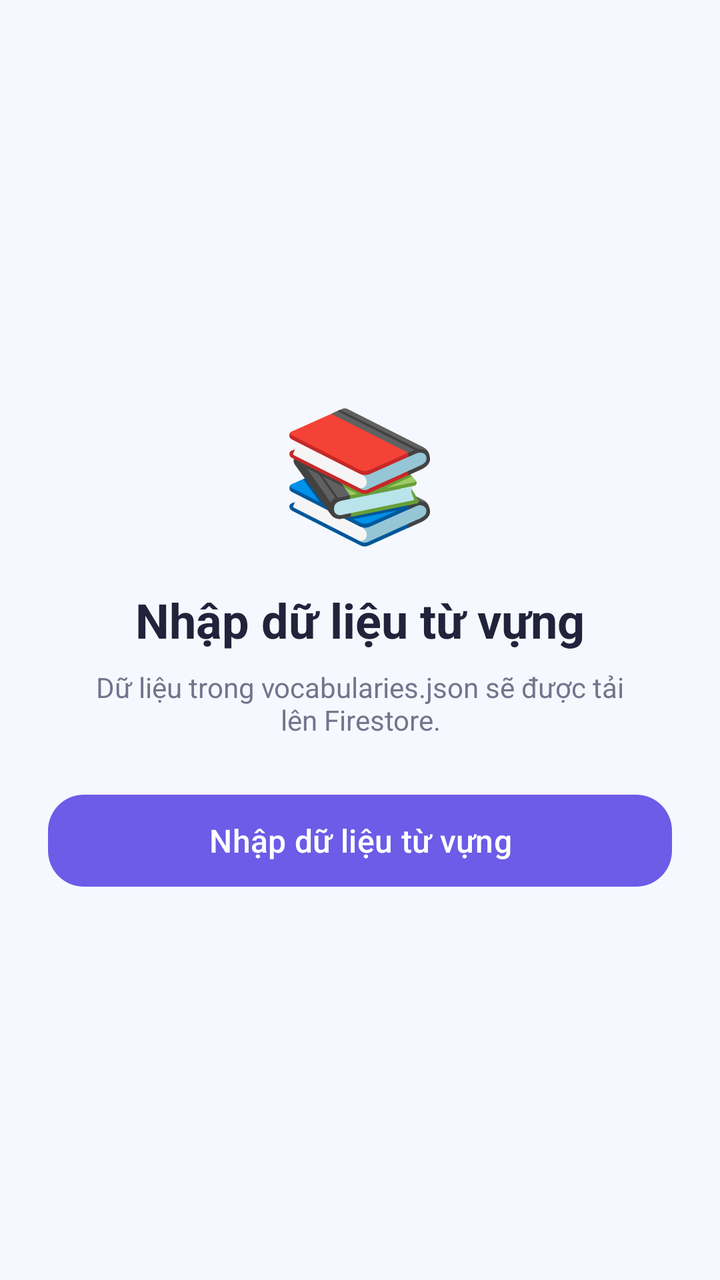
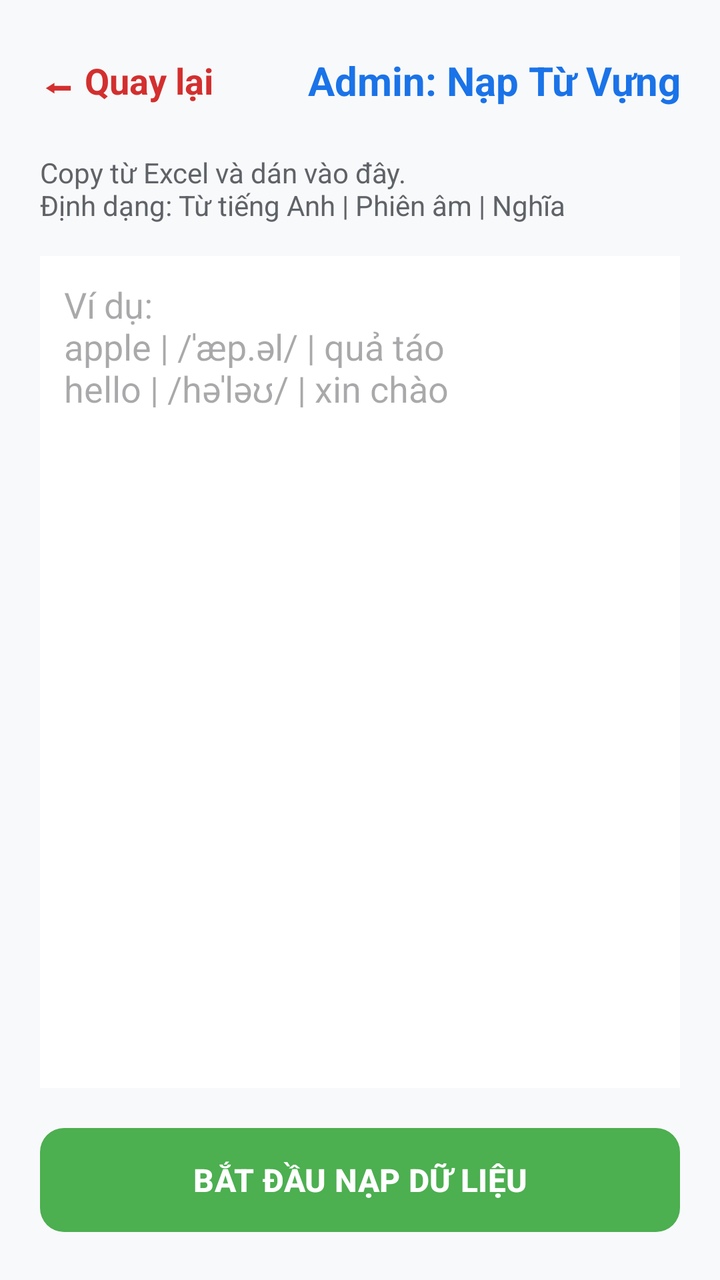

The first picture is an Android layout as it rendered before a commit; the second is the same layout after the commit. The layout source and the unified diff follow.
<!-- AndroidManifest.xml: application theme Theme.EnglishAI -->
<!-- res/layout/activity_import_vocabulary.xml -->
<?xml version="1.0" encoding="utf-8"?>
<LinearLayout xmlns:android="http://schemas.android.com/apk/res/android"
    xmlns:app="http://schemas.android.com/apk/res-auto"
    android:layout_width="match_parent"
    android:layout_height="match_parent"
    android:background="#F6F8FF"
    android:gravity="center"
    android:orientation="vertical"
    android:padding="24dp">

    <TextView
        android:layout_width="wrap_content"
        android:layout_height="wrap_content"
        android:text="📚"
        android:textSize="64sp" />

    <TextView
        android:layout_width="wrap_content"
        android:layout_height="wrap_content"
        android:layout_marginTop="16dp"
        android:text="Nhập dữ liệu từ vựng"
        android:textColor="#20233A"
        android:textSize="24sp"
        android:textStyle="bold" />

    <TextView
        android:layout_width="280dp"
        android:layout_height="wrap_content"
        android:layout_marginTop="8dp"
        android:gravity="center"
        android:text="Dữ liệu trong vocabularies.json sẽ được tải lên Firestore."
        android:textColor="#72758C"
        android:textSize="14sp" />

    <com.google.android.material.button.MaterialButton
        android:id="@+id/btnImportVocabulary"
        android:layout_width="match_parent"
        android:layout_height="54dp"
        android:layout_marginTop="24dp"
        android:text="Nhập dữ liệu từ vựng"
        android:textAllCaps="false"
        android:textSize="16sp"
        app:backgroundTint="#6C5CE7"
        app:cornerRadius="18dp" />

</LinearLayout>
<!-- resources referenced by this layout -->
<resources>
  <style name="Theme.EnglishAI" parent="Base.Theme.EnglishAI" />
  <style name="Base.Theme.EnglishAI" parent="Theme.Material3.DayNight.NoActionBar">
          
          
      </style>
</resources>

<!-- the commit's change to res/layout/activity_import_vocabulary.xml (unified diff, before → after) -->
@@ -3,44 +3,74 @@
     xmlns:app="http://schemas.android.com/apk/res-auto"
     android:layout_width="match_parent"
     android:layout_height="match_parent"
-    android:background="#F6F8FF"
-    android:gravity="center"
     android:orientation="vertical"
-    android:padding="24dp">
+    android:padding="20dp"
+    android:paddingTop="50dp"
+    android:background="#F8F9FA"
+    android:fitsSystemWindows="true">
+
+    
+    <LinearLayout
+        android:layout_width="match_parent"
+        android:layout_height="wrap_content"
+        android:orientation="horizontal"
+        android:gravity="center_vertical"
+        android:layout_marginBottom="16dp">
+
+        <TextView
+            android:id="@+id/btnBack"
+            android:layout_width="wrap_content"
+            android:layout_height="wrap_content"
+            android:text="⬅ Quay lại"
+            android:textSize="18sp"
+            android:textColor="#D32F2F"
+            android:textStyle="bold"
+            android:paddingEnd="16dp"
+            android:paddingTop="8dp"
+            android:paddingBottom="8dp"
+            android:clickable="true"
+            android:focusable="true"
+            android:background="?attr/selectableItemBackground"/>
+
+        <TextView
+            android:layout_width="0dp"
+            android:layout_height="wrap_content"
+            android:layout_weight="1"
+            android:text="Admin: Nạp Từ Vựng"
+            android:textSize="20sp"
+            android:textStyle="bold"
+            android:textColor="#1A73E8"
+            android:gravity="end"/>
+    </LinearLayout>
 
     <TextView
-        android:layout_width="wrap_content"
+        android:layout_width="match_parent"
         android:layout_height="wrap_content"
-        android:text="📚"
-        android:textSize="64sp" />
+        android:text="Copy từ Excel và dán vào đây.\nĐịnh dạng: Từ tiếng Anh | Phiên âm | Nghĩa"
+        android:textSize="14sp"
+        android:textColor="#5F6368"
+        android:layout_marginBottom="16dp"/>
 
-    <TextView
-        android:layout_width="wrap_content"
-        android:layout_height="wrap_content"
-        android:layout_marginTop="16dp"
-        android:text="Nhập dữ liệu từ vựng"
-        android:textColor="#20233A"
-        android:textSize="24sp"
-        android:textStyle="bold" />
-
-    <TextView
-        android:layout_width="280dp"
-        android:layout_height="wrap_content"
-        android:layout_marginTop="8dp"
-        android:gravity="center"
-        android:text="Dữ liệu trong vocabularies.json sẽ được tải lên Firestore."
-        android:textColor="#72758C"
-        android:textSize="14sp" />
+    <EditText
+        android:id="@+id/etBulkData"
+        android:layout_width="match_parent"
+        android:layout_height="0dp"
+        android:layout_weight="1"
+        android:background="@android:color/white"
+        android:gravity="top|start"
+        android:hint="Ví dụ:\napple | /ˈæp.əl/ | quả táo\nhello | /həˈləʊ/ | xin chào"
+        android:padding="12dp"
+        android:inputType="textMultiLine"
+        android:scrollbars="vertical" />
 
     <com.google.android.material.button.MaterialButton
-        android:id="@+id/btnImportVocabulary"
+        android:id="@+id/btnStartImport"
         android:layout_width="match_parent"
-        android:layout_height="54dp"
-        android:layout_marginTop="24dp"
-        android:text="Nhập dữ liệu từ vựng"
-        android:textAllCaps="false"
+        android:layout_height="60dp"
+        android:layout_marginTop="16dp"
+        android:text="BẮT ĐẦU NẠP DỮ LIỆU"
         android:textSize="16sp"
-        app:backgroundTint="#6C5CE7"
-        app:cornerRadius="18dp" />
-
+        android:textStyle="bold"
+        app:cornerRadius="12dp"
+        app:backgroundTint="#4CAF50"/>
 </LinearLayout>
